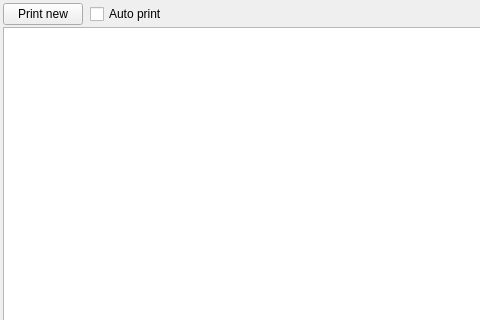
Before: the Qt Designer form quickevent/app/plugins/qml/Receipts/src/receiptswidget.ui in Quick-Event/quickbox, drawn with Qt 5; both pictures show x 0 to 480 and y 0 to 320 of the 897 by 612 pixel window.
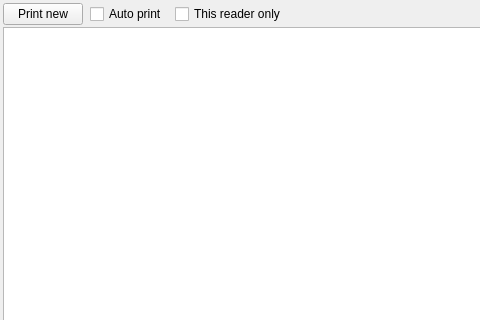
After: the same form once the commit is applied. Custom widgets are drawn as their Qt base class.

Commit message:
QE: [#84] Implement Receipts printer options
* bind card reader to printer DONE

What changed in the file:
```diff
--- a/quickevent/app/plugins/qml/Receipts/src/receiptswidget.ui
+++ b/quickevent/app/plugins/qml/Receipts/src/receiptswidget.ui
@@ -48,6 +48,16 @@
        </property>
       </widget>
      </item>
+     <item>
+      <widget class="QCheckBox" name="chkThisReaderOnly">
+       <property name="toolTip">
+        <string>Print only cards read on this application card reader.</string>
+       </property>
+       <property name="text">
+        <string>This reader only</string>
+       </property>
+      </widget>
+     </item>
      <item>
       <spacer name="horizontalSpacer">
        <property name="orientation">
```
The commit also changes 2 other files.
